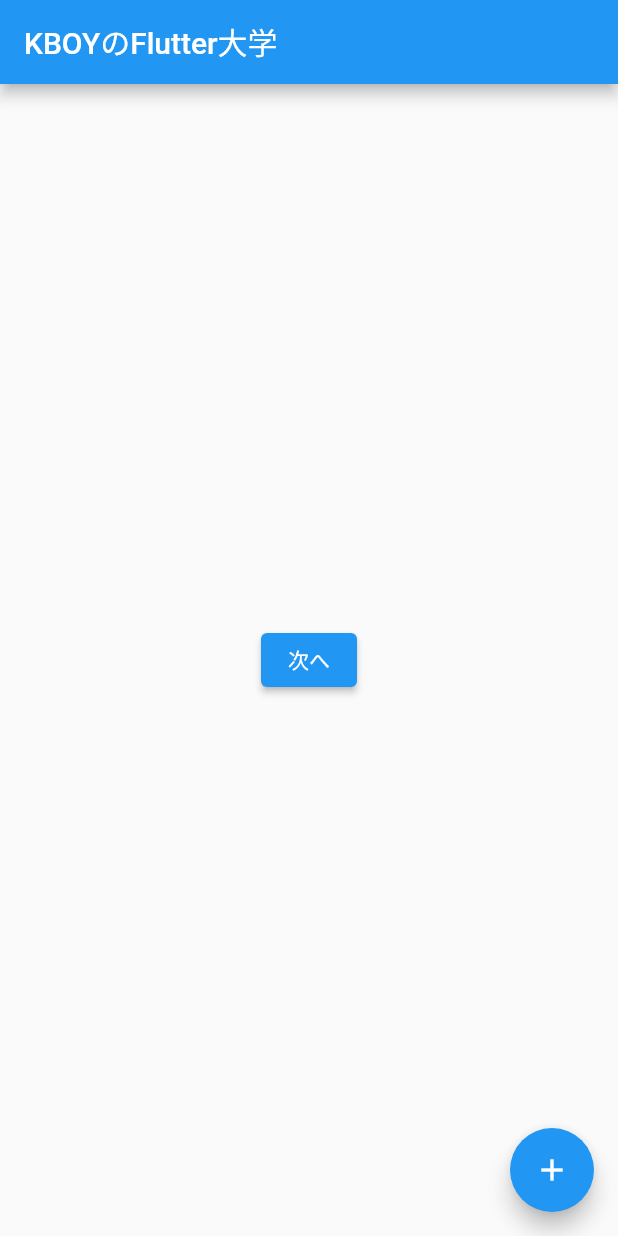
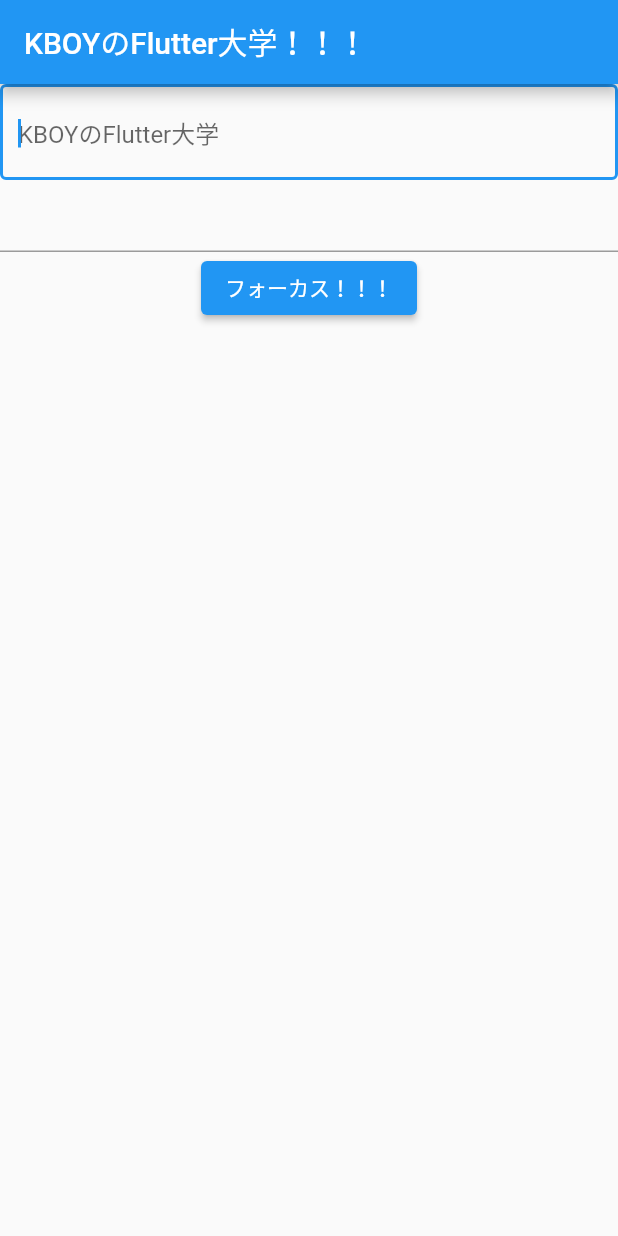
Before and after one commit to r-tamura51/FlutterPlactice, a Flutter app: the screen it shows after launch, on a phone screen of 412 x 824 dp. Run offline on Flutter 3.47's test engine with Material 2 defaults, Android fonts, the phone set to English and light mode, and no system bars.

Commit message:
チャプター7の15分42秒まで

```diff
--- a/lib/main.dart
+++ b/lib/main.dart
@@ -38,27 +38,39 @@ class _MyHomePageState extends State<MyHomePage> {
     });
   }
 
+  final myFocusNode = FocusNode();
+
   @override
   Widget build(BuildContext context) {
     return Scaffold(
       appBar: AppBar(
-        title: Text('KBOYのFlutter大学'),
+        title: Text('KBOYのFlutter大学！！！'),
       ),
-      body: Center(
-        child: ElevatedButton(
-            child: Text('次へ'),
-            onPressed: () {
-              Navigator.push(
-                context,
-                MaterialPageRoute(builder: (context) => NextPage("田村さん！")),
-              );
-            }
+      body: Container(
+        width: double.infinity,
+        child: Column(
+          children: [
+            TextField(
+              autofocus: true,
+              decoration: InputDecoration(
+                border: OutlineInputBorder(),
+                hintText: 'KBOYのFlutter大学',
+              ),
+              onChanged: (text){
+                print("First Text field: $text");
+              },
+            ),
+            TextField(
+              focusNode: myFocusNode,
+            ),
+            ElevatedButton(
+              child: Text("フォーカス！！！"),
+              onPressed: (){
+                myFocusNode.requestFocus();
+                },
+                )
+                ],
         ),
-      ),
-      floatingActionButton: FloatingActionButton(
-        onPressed: _incrementCounter,
-        tooltip: 'Increment',
-        child: Icon(Icons.add),
       ),
     );
   }
```
Also changed, not shown: lib/next.dart (+19 -5 lines).
